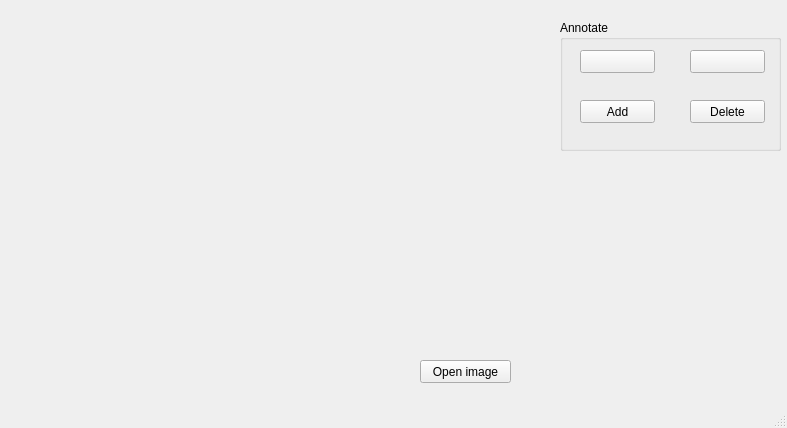
This is guiFirst.ui in nuistzhou/CoconutTreesDetection as Qt 5 draws it before an edit. The edited form follows.
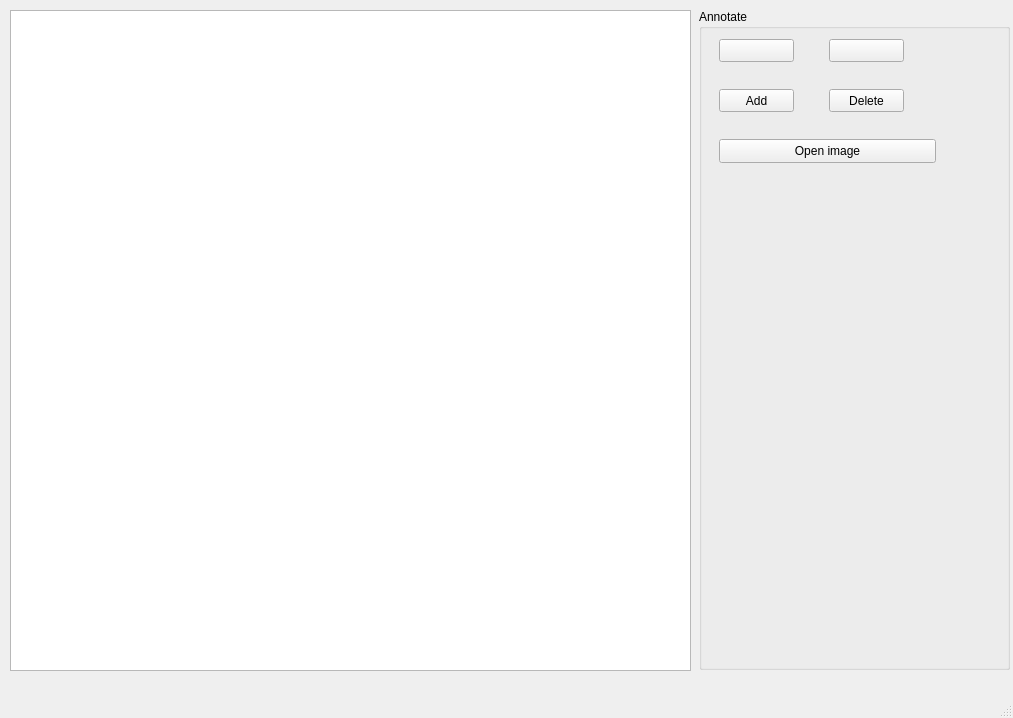
This is the edited form. Icons and pictures are not drawn.

Commit message: trying to use the graphicsView, graphicsScene and graphicsItem to display image. Still trying...

```diff
--- a/guiFirst.ui
+++ b/guiFirst.ui
@@ -6,8 +6,8 @@
    <rect>
     <x>0</x>
     <y>0</y>
-    <width>787</width>
-    <height>428</height>
+    <width>1013</width>
+    <height>718</height>
    </rect>
   </property>
   <property name="windowTitle">
@@ -17,18 +17,27 @@
    <widget class="QGroupBox" name="groupBoxFile">
     <property name="geometry">
      <rect>
-      <x>560</x>
-      <y>20</y>
-      <width>221</width>
-      <height>131</height>
+      <x>699</x>
+      <y>9</y>
+      <width>311</width>
+      <height>661</height>
      </rect>
     </property>
+    <property name="layoutDirection">
+     <enum>Qt::LeftToRight</enum>
+    </property>
     <property name="autoFillBackground">
      <bool>true</bool>
     </property>
     <property name="title">
      <string>Annotate</string>
     </property>
+    <property name="flat">
+     <bool>false</bool>
+    </property>
+    <property name="checkable">
+     <bool>false</bool>
+    </property>
     <widget class="QPushButton" name="btnLoad">
      <property name="geometry">
       <rect>
@@ -103,41 +112,18 @@
        <normaloff>:/icons/icon/delete.png</normaloff>:/icons/icon/delete.png</iconset>
      </property>
     </widget>
-   </widget>
-   <widget class="QLabel" name="lblImage">
-    <property name="geometry">
-     <rect>
-      <x>30</x>
-      <y>20</y>
-      <width>481</width>
-      <height>331</height>
-     </rect>
-    </property>
-    <property name="mouseTracking">
-     <bool>true</bool>
-    </property>
-    <property name="acceptDrops">
-     <bool>true</bool>
-    </property>
-    <property name="accessibleDescription">
-     <string comment="Open file"/>
-    </property>
-    <property name="text">
-     <string/>
-    </property>
-    <property name="openExternalLinks">
-     <bool>true</bool>
-    </property>
-   </widget>
    <widget class="QPushButton" name="btnOpenImage">
     <property name="geometry">
      <rect>
-      <x>420</x>
-      <y>360</y>
-      <width>91</width>
-      <height>23</height>
-     </rect>
-    </property>
+       <x>20</x>
+       <y>130</y>
+       <width>217</width>
+       <height>24</height>
+      </rect>
+     </property>
+     <property name="whatsThis">
+      <string comment="Click the button to load image."/>
+     </property>
     <property name="accessibleDescription">
      <string comment="Open"/>
     </property>
@@ -153,12 +139,26 @@
     </property>
    </widget>
   </widget>
+   <widget class="QGraphicsView" name="graphicsViewDisplay">
+    <property name="geometry">
+     <rect>
+      <x>10</x>
+      <y>10</y>
+      <width>681</width>
+      <height>661</height>
+     </rect>
+    </property>
+    <property name="autoFillBackground">
+     <bool>true</bool>
+    </property>
+   </widget>
+  </widget>
   <widget class="QMenuBar" name="menubar">
    <property name="geometry">
     <rect>
      <x>0</x>
      <y>0</y>
-     <width>787</width>
+     <width>1013</width>
      <height>21</height>
     </rect>
    </property>
```
Lines whose indentation alone changed are shown as unchanged. The commit also changes 2 other files.
